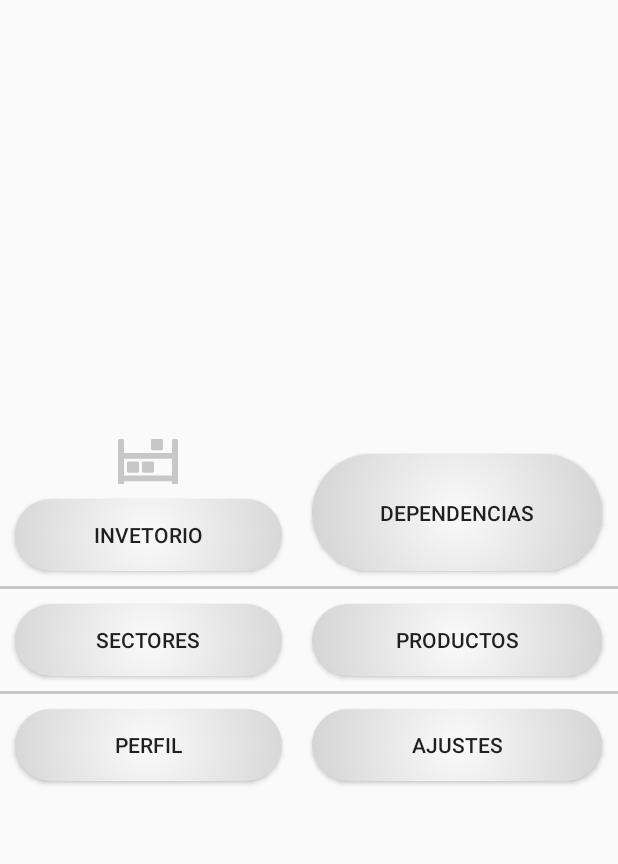
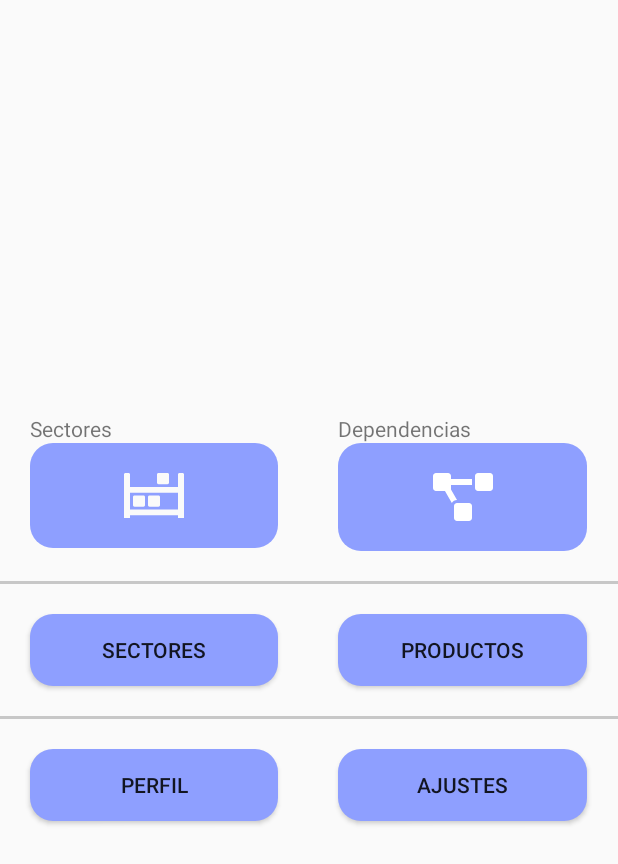
Before and after one commit to sslavik/inventoryFragment, an Android app: the DashActivity screen opened directly, with no data from a screen before it, on a phone screen of 412 x 824 dp. Shown: the top 864 px of the screen. Run offline under Robolectric (Android 15) with nearby library versions, the phone set to English and light mode, and no system bars.

```diff
--- a/app/build.gradle
+++ b/app/build.gradle
@@ -26,4 +26,5 @@ dependencies {
     testImplementation 'junit:junit:4.12'
     androidTestImplementation 'androidx.test.ext:junit:1.1.0'
     androidTestImplementation 'androidx.test.espresso:espresso-core:3.1.1'
+    implementation 'com.google.android.material:material:1.0.0'
 }
--- /dev/null
+++ b/app/src/main/res/drawable/ic_project_diagram_solid.xml
@@ -0,0 +1,4 @@
+<vector android:height="32dp" android:viewportHeight="512"
+    android:viewportWidth="640" android:width="40dp" xmlns:android="http://schemas.android.com/apk/res/android">
+    <path android:fillColor="#FFF" android:pathData="M384,320H256c-17.67,0 -32,14.33 -32,32v128c0,17.67 14.33,32 32,32h128c17.67,0 32,-14.33 32,-32V352c0,-17.67 -14.33,-32 -32,-32zM192,32c0,-17.67 -14.33,-32 -32,-32H32C14.33,0 0,14.33 0,32v128c0,17.67 14.33,32 32,32h95.72l73.16,128.04C211.98,300.98 232.4,288 256,288h0.28L192,175.51V128h224V64H192V32zM608,0H480c-17.67,0 -32,14.33 -32,32v128c0,17.67 14.33,32 32,32h128c17.67,0 32,-14.33 32,-32V32c0,-17.67 -14.33,-32 -32,-32z"/>
+</vector>
--- a/app/src/main/res/drawable/rectangle_round_dash.xml
+++ b/app/src/main/res/drawable/rectangle_round_dash.xml
@@ -2,11 +2,8 @@
 <selector xmlns:android="http://schemas.android.com/apk/res/android">
     <item>
         <shape android:shape="rectangle" android:useLevel="false">
-            <corners android:radius="50dp" />
-            <gradient android:type="radial"
-                android:startColor="@color/primaryColor"
-                android:endColor="@color/primaryDarkColor"
-                android:gradientRadius="200"/>
+            <corners android:radius="15dp" />
+            <solid android:color="@color/secondaryLightColor"/>
         </shape>
     </item>
 </selector>
--- a/app/src/main/res/layout/activity_dash.xml
+++ b/app/src/main/res/layout/activity_dash.xml
@@ -13,32 +13,39 @@
         android:layout_width="match_parent"
         android:layout_height="wrap_content"
         android:layout_weight="0">
-        <LinearLayout android:orientation="vertical">
-            <ImageView
-                android:layout_gravity="center"
-                android:layout_width="wrap_content"
+        <LinearLayout
+            android:padding="@dimen/btDashTb"
+            android:orientation="vertical">
+            <TextView
+                android:layout_width="match_parent"
                 android:layout_height="wrap_content"
-                android:background="@drawable/ic_inventory_vector"
-                android:backgroundTint="@color/primaryDarkColor"
-                />
-            <Button
+                android:text="@string/btSectores"/>
+            <ImageButton
                 android:id="@+id/btIntentorio"
                 android:layout_width="match_parent"
                 android:layout_height="match_parent"
-                android:layout_margin="@dimen/btDashTb"
                 android:background="@drawable/rectangle_round_dash"
-                android:text="@string/btInvetory"
+                android:padding="@dimen/ibtDashButton"
+                android:src="@drawable/ic_inventory_vector"
                 />
         </LinearLayout>
 
-
-        <Button
-            android:id="@+id/btDependencias"
-            android:layout_width="match_parent"
-            android:layout_height="match_parent"
-            android:layout_margin="@dimen/btDashTb"
-            android:background="@drawable/rectangle_round_dash"
-            android:text="@string/btDependencias" />
+        <LinearLayout
+            android:padding="@dimen/btDashTb"
+            android:orientation="vertical">
+            <TextView
+                android:layout_width="match_parent"
+                android:layout_height="wrap_content"
+                android:text="@string/btDependencias"/>
+            <ImageButton
+                android:id="@+id/btDependecias"
+                android:layout_width="match_parent"
+                android:layout_height="match_parent"
+                android:background="@drawable/rectangle_round_dash"
+                android:padding="@dimen/ibtDashButton"
+                android:src="@drawable/ic_project_diagram_solid"
+                />
+        </LinearLayout>
     </TableRow>
     <View android:layout_height="2dp" android:background="@color/primaryDarkColor"/>
     <TableRow
--- a/app/src/main/res/layout/activity_login.xml
+++ b/app/src/main/res/layout/activity_login.xml
@@ -71,7 +71,7 @@
             android:text="@string/chRemember" />
 
         <Button
-            android:id="@+id/btSignUp"
+            android:id="@+id/btSignUpLogIn"
             android:layout_width="wrap_content"
             android:layout_height="wrap_content"
             android:layout_weight="1"
--- a/app/src/main/res/values/dimens.xml
+++ b/app/src/main/res/values/dimens.xml
@@ -8,6 +8,9 @@
     <dimen name="imgBtLoginMargin">20dp</dimen>
     <dimen name="btLoginMarginTop">10dp</dimen>
     <dimen name="tlMarginTopAndBot">75dp</dimen>
-    <dimen name="btDashTb">10dp</dimen>
+    <dimen name="btDashTb">20dp</dimen>
+    <dimen name="ibtDashButton">20dp</dimen>
+    <dimen name="btSignUp">40dp</dimen>
+    <dimen name="tiedPadding">10dp</dimen>
 
 </resources>
--- a/app/src/main/res/values/strings.xml
+++ b/app/src/main/res/values/strings.xml
@@ -17,4 +17,8 @@
     <string name="btPerfil">Perfil</string>
     <string name="btAjustes">Ajustes</string>
     <string name="btDependencias">Dependencias</string>
+    <string name="tiedUser">Username</string>
+    <string name="tiedPassword">Password</string>
+    <string name="tiedEmail">Example@Email.com</string>
+    <string name="tiedPasswordRep">Confirm Password</string>
 </resources>
--- a/app/src/main/res/values/styles.xml
+++ b/app/src/main/res/values/styles.xml
@@ -6,6 +6,10 @@
         <item name="colorPrimary">@color/primaryColor</item>
         <item name="colorPrimaryDark">@color/primaryDarkColor</item>
         <item name="colorAccent">@color/primaryTextColor</item>
+        <item name="toolbarStyle">@style/CustomToolBarStyle</item>
+    </style>
+    <style name="CustomToolBarStyle" parent="Widget.AppCompat.Toolbar">
+        <item name="titleTextColor">@color/primaryTextColor</item>
     </style>
     <style name="AppTheme.SpalshTheme" parent="Theme.AppCompat.Light.NoActionBar">
         <item name="windowActionBar">false</item>
```
Also changed, not shown: app/src/main/AndroidManifest.xml (+5 -3 lines), app/src/main/java/com/sslavik/inventory/LoginActivity.java (+10 -1 lines), app/src/main/java/com/sslavik/inventory/SignUpActivity.java (added, +89 -0 lines), app/src/main/res/layout/activity_sign_up.xml (added, +104 -0 lines).
